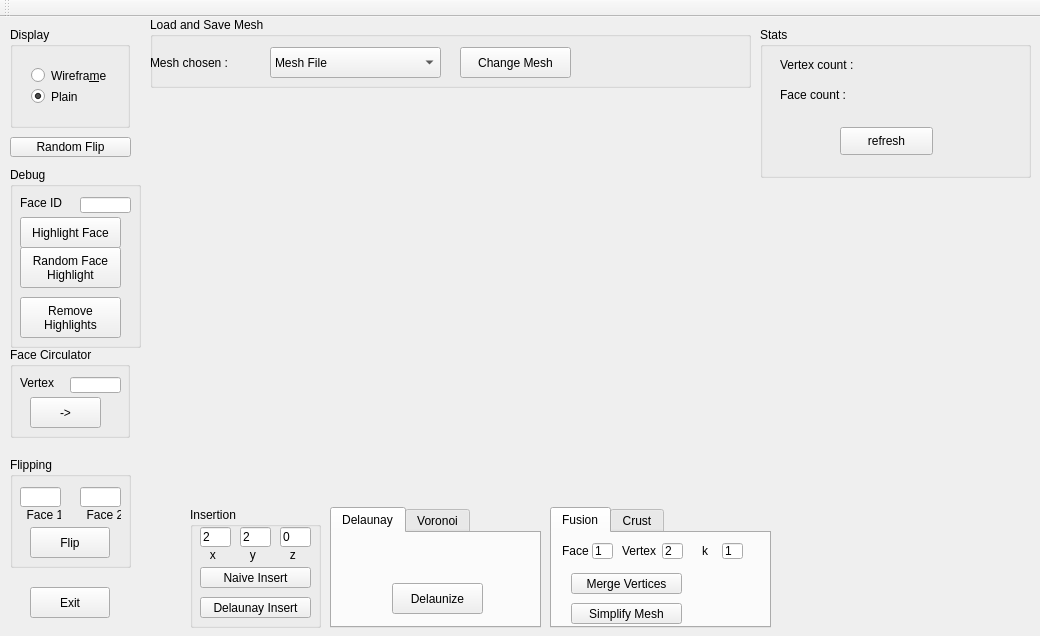
First picture: the form in mainwindow.ui, repository Aros69/MeshComputation, before the edit.
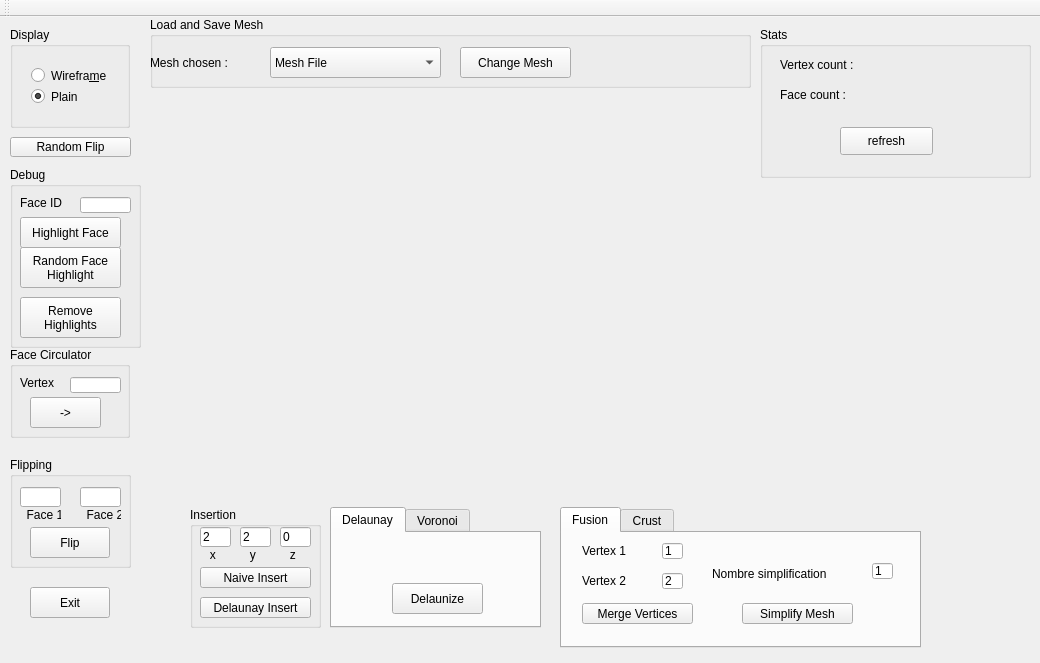
Second picture: the form after the edit. Custom widgets are drawn as their Qt base class.

Patch:
```diff
--- a/mainwindow.ui
+++ b/mainwindow.ui
@@ -7,7 +7,7 @@
     <x>0</x>
     <y>0</y>
     <width>1040</width>
-    <height>636</height>
+    <height>663</height>
    </rect>
   </property>
   <property name="windowTitle">
@@ -481,10 +481,10 @@
    <widget class="QTabWidget" name="tabWidget_2">
     <property name="geometry">
      <rect>
-      <x>550</x>
+      <x>560</x>
       <y>490</y>
-      <width>221</width>
-      <height>121</height>
+      <width>361</width>
+      <height>141</height>
      </rect>
     </property>
     <property name="currentIndex">
@@ -497,20 +497,20 @@
      <widget class="QLabel" name="label_3">
       <property name="geometry">
        <rect>
-        <x>10</x>
+        <x>20</x>
         <y>10</y>
-        <width>45</width>
+        <width>61</width>
         <height>16</height>
        </rect>
       </property>
       <property name="text">
-       <string>Face</string>
+       <string>Vertex 1</string>
       </property>
      </widget>
      <widget class="QLineEdit" name="fusionFaceID">
       <property name="geometry">
        <rect>
-        <x>40</x>
+        <x>100</x>
         <y>10</y>
         <width>21</width>
         <height>16</height>
@@ -523,8 +523,8 @@
      <widget class="QLineEdit" name="fusionVertexID">
       <property name="geometry">
        <rect>
-        <x>110</x>
-        <y>10</y>
+        <x>100</x>
+        <y>40</y>
         <width>21</width>
         <height>16</height>
        </rect>
@@ -536,8 +536,8 @@
      <widget class="QPushButton" name="mergeVertices">
       <property name="geometry">
        <rect>
-        <x>19</x>
-        <y>40</y>
+        <x>20</x>
+        <y>70</y>
         <width>111</width>
         <height>21</height>
        </rect>
@@ -549,20 +549,20 @@
      <widget class="QLabel" name="label_5">
       <property name="geometry">
        <rect>
-        <x>70</x>
-        <y>10</y>
-        <width>45</width>
+        <x>20</x>
+        <y>40</y>
+        <width>71</width>
         <height>16</height>
        </rect>
       </property>
       <property name="text">
-       <string>Vertex</string>
+       <string>Vertex 2</string>
       </property>
      </widget>
      <widget class="QPushButton" name="simplifyMesh">
       <property name="geometry">
        <rect>
-        <x>19</x>
+        <x>180</x>
         <y>70</y>
         <width>111</width>
         <height>21</height>
@@ -575,8 +575,8 @@
      <widget class="QLineEdit" name="simplificationIterationsNumber">
       <property name="geometry">
        <rect>
-        <x>170</x>
-        <y>10</y>
+        <x>310</x>
+        <y>30</y>
         <width>21</width>
         <height>16</height>
        </rect>
@@ -589,13 +589,13 @@
       <property name="geometry">
        <rect>
         <x>150</x>
-        <y>10</y>
-        <width>21</width>
-        <height>16</height>
+        <y>30</y>
+        <width>151</width>
+        <height>21</height>
        </rect>
       </property>
       <property name="text">
-       <string>k</string>
+       <string>Nombre simplification</string>
       </property>
      </widget>
     </widget>
```
Left out of the diff: 2 changed lines with no effect on the pictures.
